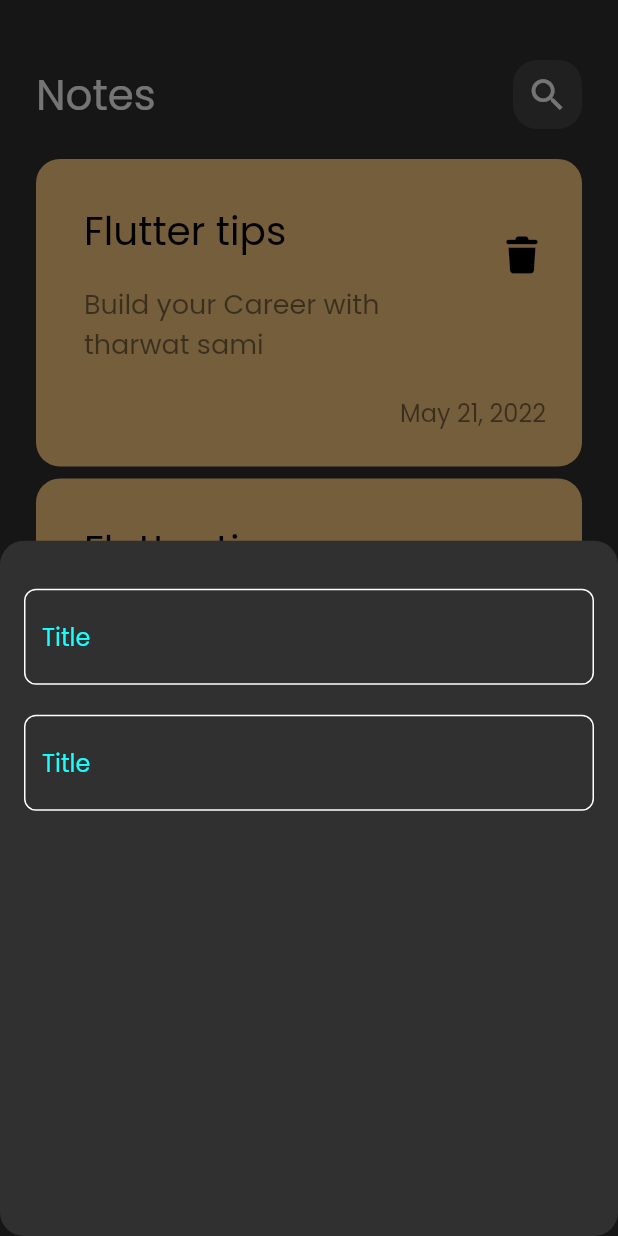
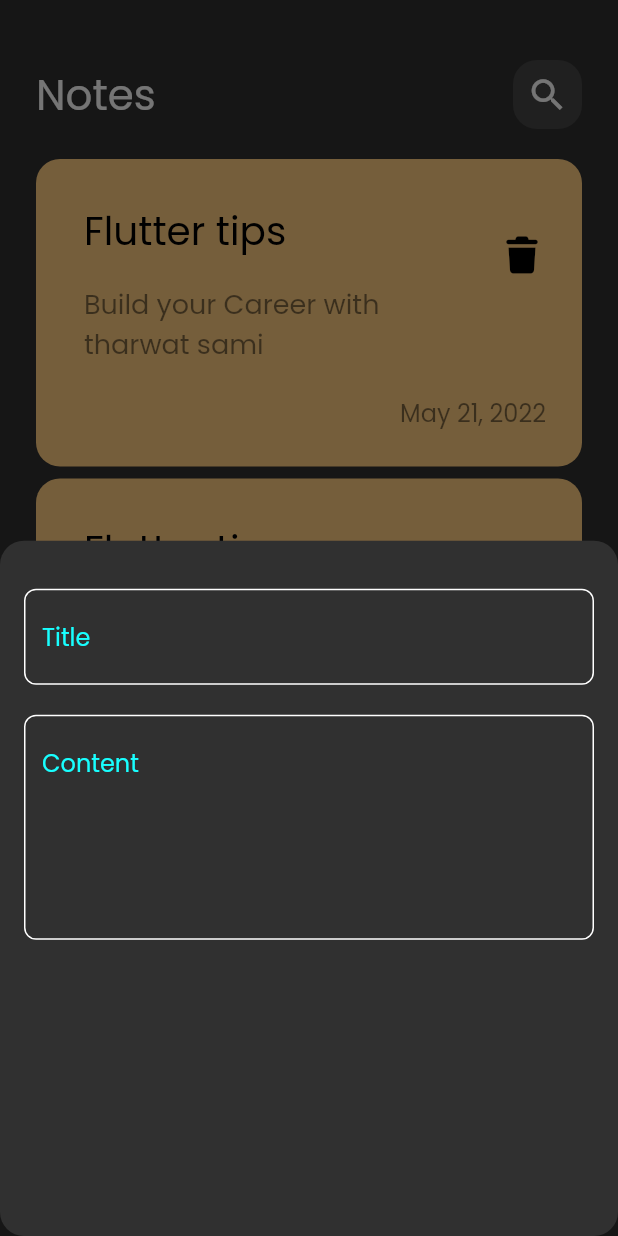
Before and after one commit to FarahSa1/notes_app, a Flutter app: the screen it shows after launch, after a tap on the "add" icon, on a phone screen of 412 x 824 dp. Run offline on Flutter 3.47's test engine with Material 3 defaults, Android fonts, the phone set to English and light mode, and no system bars; our stand-ins replace font_awesome_flutter.

Commit message:
add fields to notes bottom sheet

```diff
--- a/lib/widgets/add_note_bottom_sheet.dart
+++ b/lib/widgets/add_note_bottom_sheet.dart
@@ -9,11 +9,17 @@ class AddNoteBottomSheet extends StatelessWidget {
     return Padding(
       padding: const EdgeInsets.symmetric(horizontal: 16.0),
       child: Column(
-        children: [
+        children: const [
           SizedBox(height: 32,),
-          CustomTextField(),
+          CustomTextField(
+            hintText: 'Title',
+          ),
           SizedBox(height: 20,),
-          CustomTextField()
+          CustomTextField(
+            hintText: 'Content',
+            maxLines: 5,
+          ),
+
         ],
       ),
     );
--- a/lib/widgets/custom_text_field.dart
+++ b/lib/widgets/custom_text_field.dart
@@ -2,27 +2,28 @@ import 'package:flutter/material.dart';
 import 'package:notes_app/constants.dart';
 
 class CustomTextField extends StatelessWidget {
-  const CustomTextField({super.key});
+  const CustomTextField({super.key, required this.hintText, this.maxLines = 1});
+  final String hintText;
+  final int maxLines;
 
   @override
   Widget build(BuildContext context) {
     return TextField(
       cursorColor: kPrimaryColor,
+      maxLines: maxLines,
       decoration: InputDecoration(
-        hintText: 'Title',
+        hintText: hintText,
         hintStyle: TextStyle(color: kPrimaryColor),
-        enabledBorder:buildBorder(),
-        focusedBorder: buildBorder(kPrimaryColor)
+        enabledBorder: buildBorder(),
+        focusedBorder: buildBorder(kPrimaryColor),
       ),
     );
   }
 
   OutlineInputBorder buildBorder([color]) {
     return OutlineInputBorder(
-        borderRadius: BorderRadius.circular(8),
-        borderSide: BorderSide(
-          color: color ?? Colors.white
-        ),
-      );
+      borderRadius: BorderRadius.circular(8),
+      borderSide: BorderSide(color: color ?? Colors.white),
+    );
   }
 }
```
